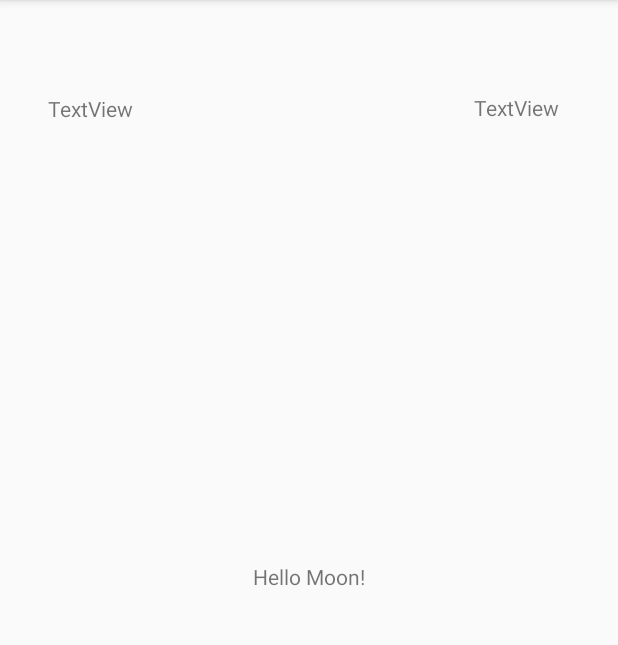
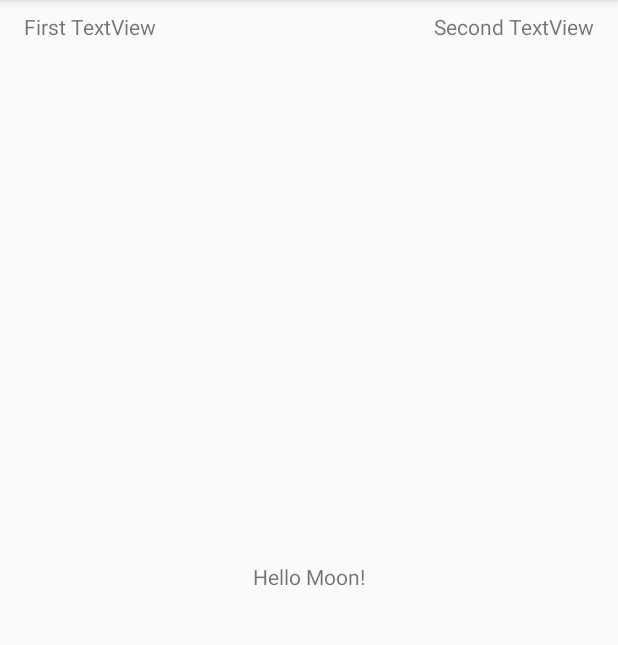
Before and after one commit to vinchris/time_fighter, an Android app: the screen it shows after launch (MainActivity), on a phone screen of 412 x 824 dp, the part 84-729 px from its top. Run offline under Robolectric (Android 15) with nearby library versions, the phone set to English and light mode, and no system bars.

Commit message:
new textviews got layout constraints, aka layout rules

```diff
--- a/app/src/main/res/layout/activity_main.xml
+++ b/app/src/main/res/layout/activity_main.xml
@@ -16,23 +16,20 @@
             app:layout_constraintRight_toRightOf="parent"
             app:layout_constraintTop_toTopOf="parent"/>
     <TextView
-            android:text="TextView"
+            android:text="First TextView"
             android:layout_width="wrap_content"
             android:layout_height="wrap_content"
-            android:id="@+id/textView1" app:layout_constraintStart_toStartOf="parent" android:layout_marginLeft="4dp"
-            android:layout_marginStart="4dp" app:layout_constraintTop_toTopOf="parent"
-            android:layout_marginBottom="8dp" app:layout_constraintBottom_toBottomOf="parent"
-            app:layout_constraintVertical_bias="0.085" app:layout_constraintEnd_toEndOf="parent"
-            android:layout_marginEnd="8dp" android:layout_marginRight="8dp"
-            app:layout_constraintHorizontal_bias="0.082"/>
+            android:id="@+id/textView1"
+            app:layout_constraintTop_toTopOf="parent"
+            app:layout_constraintStart_toStartOf="parent" android:layout_marginLeft="16dp"
+            android:layout_marginStart="16dp" android:layout_marginTop="8dp"/>
     <TextView
-            android:text="TextView"
+            android:text="Second TextView"
             android:layout_width="wrap_content"
             android:layout_height="wrap_content"
             android:id="@+id/textView2"
-            app:layout_constraintBottom_toBottomOf="parent" android:layout_marginTop="8dp"
-            app:layout_constraintTop_toTopOf="parent" app:layout_constraintVertical_bias="0.073"
-            app:layout_constraintStart_toStartOf="parent" android:layout_marginLeft="8dp"
-            android:layout_marginStart="8dp" app:layout_constraintEnd_toEndOf="parent" android:layout_marginEnd="8dp"
-            android:layout_marginRight="8dp" app:layout_constraintHorizontal_bias="0.907"/>
+            android:layout_marginTop="8dp"
+            app:layout_constraintTop_toTopOf="parent"
+            app:layout_constraintEnd_toEndOf="parent" android:layout_marginEnd="16dp"
+            android:layout_marginRight="16dp"/>
 </android.support.constraint.ConstraintLayout>
```
